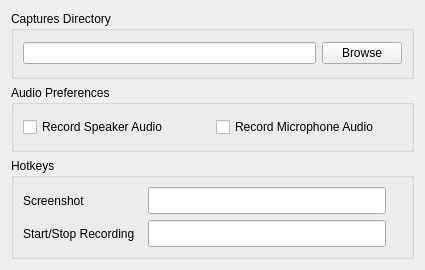
Qt form src/gui/main_window/buttons/settings_button/settings_window/SettingsWindow.ui (ephell/ClipIt-Screen-Capture-App) before a commit.
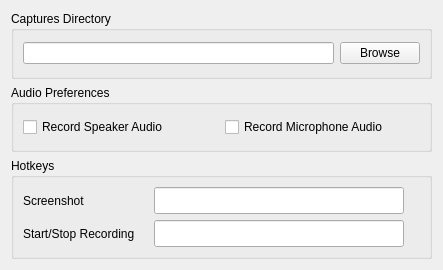
The same form after that commit. Custom widgets are drawn as their Qt base class.

Commit message:
Settings window hotkey logic fixes
- Fix issue where line edits appeared focus on the GUI even when they were out of focus.
- Add more special keys.
- Add invalid combo text.
- Clear pressed keys from memory after one of the clear keys was pressed.
- Show invalid text message when key combo is invalid.
- Increase settings window width.
- Rename settings window ui python file.

```diff
--- a/src/gui/main_window/buttons/settings_button/settings_window/SettingsWindow.ui
+++ b/src/gui/main_window/buttons/settings_button/settings_window/SettingsWindow.ui
@@ -6,19 +6,19 @@
    <rect>
     <x>0</x>
     <y>0</y>
-    <width>425</width>
+    <width>443</width>
     <height>270</height>
    </rect>
   </property>
   <property name="minimumSize">
    <size>
-    <width>425</width>
+    <width>443</width>
     <height>270</height>
    </size>
   </property>
   <property name="maximumSize">
    <size>
-    <width>425</width>
+    <width>443</width>
     <height>270</height>
    </size>
   </property>
```
The commit also changes 4 other files.
